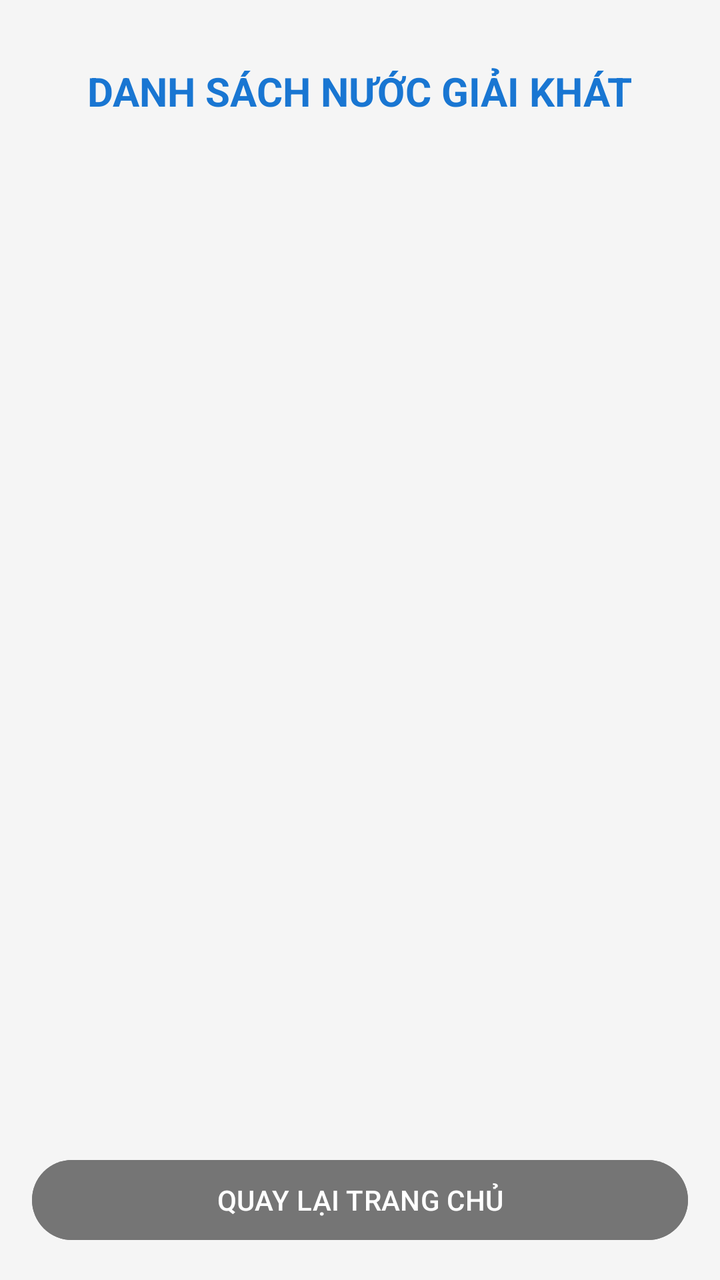
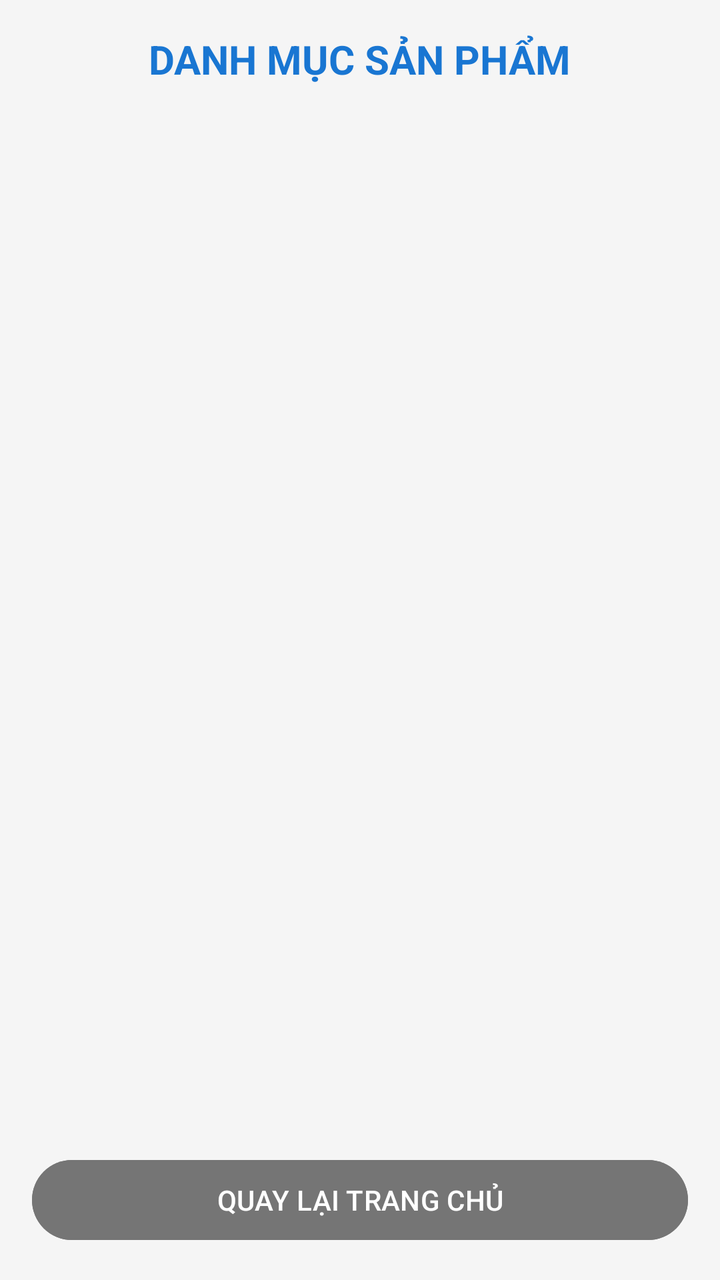

An Android layout rendered at two revisions. The XML below is the earlier revision; the diff shows what the commit changed to produce the second picture.
<!-- AndroidManifest.xml: application theme Theme.MyApplication -->
<!-- res/layout/activity_product_list.xml -->
<?xml version="1.0" encoding="utf-8"?>
<LinearLayout xmlns:android="http://schemas.android.com/apk/res/android"
    android:layout_width="match_parent"
    android:layout_height="match_parent"
    android:orientation="vertical"
    android:padding="16dp"
    android:background="#F5F5F5">

    <TextView
        android:layout_width="wrap_content"
        android:layout_height="wrap_content"
        android:layout_gravity="center_horizontal"
        android:layout_marginTop="16dp"
        android:layout_marginBottom="16dp"
        android:text="DANH SÁCH NƯỚC GIẢI KHÁT"
        android:textSize="20sp"
        android:textStyle="bold"
        android:textColor="#1976D2" />

    <ScrollView
        android:layout_width="match_parent"
        android:layout_height="0dp"
        android:layout_weight="1">

        <LinearLayout
            android:id="@+id/layoutContainer"
            android:layout_width="match_parent"
            android:layout_height="wrap_content"
            android:orientation="vertical" />
    </ScrollView>

    <Button
        android:id="@+id/btnBackHome"
        android:layout_width="match_parent"
        android:layout_height="48dp"
        android:text="QUAY LẠI TRANG CHỦ"
        android:backgroundTint="#757575"
        android:layout_marginTop="12dp" />

</LinearLayout>
<!-- resources referenced by this layout -->
<resources>
  <style name="Theme.MyApplication" parent="Base.Theme.MyApplication" />
  <style name="Base.Theme.MyApplication" parent="Theme.Material3.DayNight.NoActionBar">
          
          
      </style>
</resources>

<!-- the commit's change to res/layout/activity_product_list.xml (unified diff, before → after) -->
@@ -10,24 +10,17 @@
         android:layout_width="wrap_content"
         android:layout_height="wrap_content"
         android:layout_gravity="center_horizontal"
-        android:layout_marginTop="16dp"
         android:layout_marginBottom="16dp"
-        android:text="DANH SÁCH NƯỚC GIẢI KHÁT"
+        android:text="DANH MỤC SẢN PHẨM"
         android:textSize="20sp"
         android:textStyle="bold"
         android:textColor="#1976D2" />
 
-    <ScrollView
+    <androidx.recyclerview.widget.RecyclerView
+        android:id="@+id/rcvProducts"
         android:layout_width="match_parent"
         android:layout_height="0dp"
-        android:layout_weight="1">
-
-        <LinearLayout
-            android:id="@+id/layoutContainer"
-            android:layout_width="match_parent"
-            android:layout_height="wrap_content"
-            android:orientation="vertical" />
-    </ScrollView>
+        android:layout_weight="1" />
 
     <Button
         android:id="@+id/btnBackHome"
